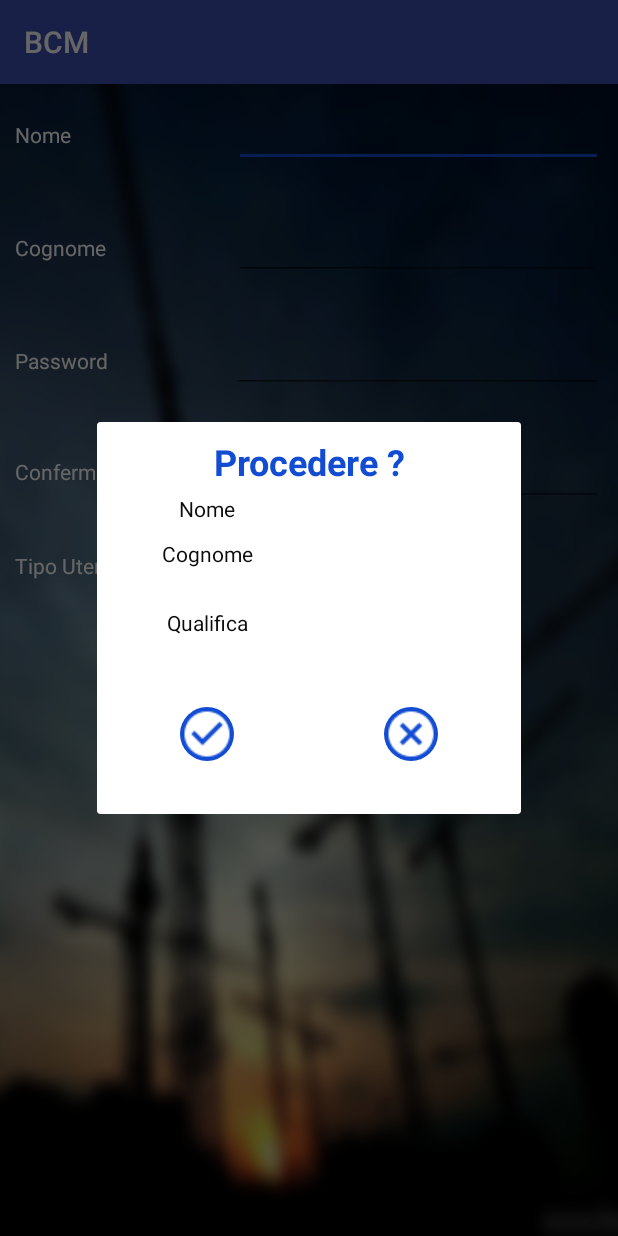
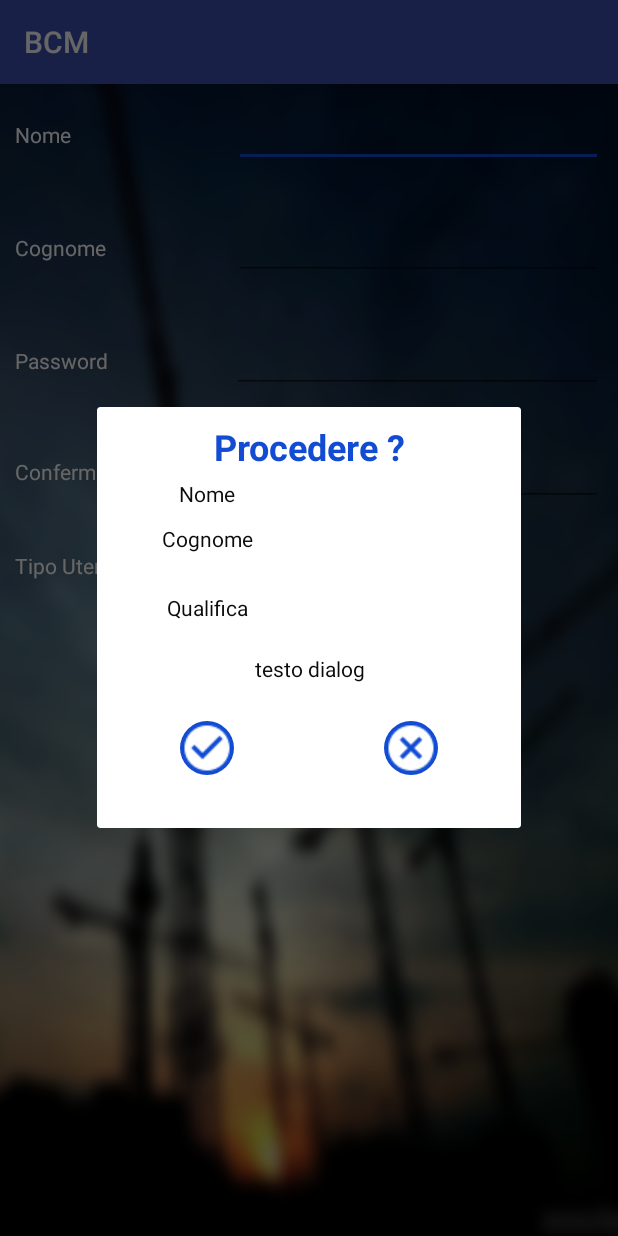
Before and after one commit to albertomaaref/BCM, an Android app: the fragment ConfermaDatiDialog placed in its activity, on a phone screen of 412 x 824 dp. Run offline under Robolectric (Android 15) with nearby library versions, the phone set to English and light mode, and no system bars; our stand-ins replace ButterKnife, Firebase (no records; nobody signed in at launch, a user with empty details on screens opened directly); 1 statement that could not run was skipped.

Commit message:
confermaDatiDialog implementation on all requests

```diff
--- a/app/src/main/java/com/example/alim/bcm/services/ConfermaDatiDialog.java
+++ b/app/src/main/java/com/example/alim/bcm/services/ConfermaDatiDialog.java
@@ -2,6 +2,7 @@ package com.example.alim.bcm.services;
 
 import android.annotation.SuppressLint;
 import android.os.Bundle;
+import android.support.annotation.NonNull;
 import android.support.annotation.Nullable;
 import android.support.v4.app.DialogFragment;
 import android.view.LayoutInflater;
@@ -23,11 +24,15 @@ public class ConfermaDatiDialog extends DialogFragment  {
     TextView tNomeRegister;
     TextView tCognomeRegister;
     TextView tQualificaRegister;
+    TextView tDialog;
     ImageButton bCheck;
     ImageButton bClose;
+    public static final String GENERIC_MESSAGE ="messaggioGenerico";
     private String nome;
     private String cognome;
     private String qualifica;
+    private String modalita = null;
+    private String message = null;
 
 
 
@@ -38,6 +43,14 @@ public class ConfermaDatiDialog extends DialogFragment  {
     }
 
     public ConfermaDatiDialog() {
+    }
+
+    @SuppressLint("ValidFragment")
+    public ConfermaDatiDialog(@NonNull String modalita,@NonNull String message, @NonNull onButtonClickListener onButtonClickListener){
+        this.onButtonClickListener = onButtonClickListener;
+        this.modalita = modalita;
+        this.message = message;
+
     }
 
     @SuppressLint("ValidFragment")
@@ -61,19 +74,35 @@ public class ConfermaDatiDialog extends DialogFragment  {
     @Override
     public void onViewCreated(View view, @Nullable Bundle savedInstanceState) {
         super.onViewCreated(view, savedInstanceState);
+
         tNomeRegister = view.findViewById(R.id.tNomeRegister);
         tCognomeRegister = view.findViewById(R.id.tCognomeRegister);
         tQualificaRegister = view.findViewById(R.id.tQualificaRegister);
+        tDialog = view.findViewById(R.id.tDialog);
         bCheck = view.findViewById(R.id.bCheck);
         bClose = view.findViewById(R.id.bClose);
 
-        tNomeRegister.setText(nome);
-        tCognomeRegister.setText(cognome);
-        tQualificaRegister.setText(qualifica);
+
+
+        if (modalita.equals(GENERIC_MESSAGE)){
+            tCognomeRegister.setVisibility(View.GONE);
+            tNomeRegister.setVisibility(View.GONE);
+            tQualificaRegister.setVisibility(View.GONE);
+            tDialog.setText(message.toUpperCase());
+            tDialog.setVisibility(View.VISIBLE);
+
+        }
+        else {
+            tNomeRegister.setText(nome);
+            tCognomeRegister.setText(cognome);
+            tQualificaRegister.setText(qualifica);
+        }
 
         bCheck.setOnClickListener(new View.OnClickListener() {
             @Override
             public void onClick(View v) {
+                getDialog().dismiss();
+                getDialog().cancel();
                 onButtonClickListener.onCheckClick();
             }
         });
--- a/app/src/main/java/com/example/alim/bcm/utilities/SwipeController.java
+++ b/app/src/main/java/com/example/alim/bcm/utilities/SwipeController.java
@@ -33,7 +33,7 @@ enum ButtonsState {
         private SwipeControllerActions buttonsActions = null;
 
         private String tipoUtente;
-        private static final float buttonWidth = 300;
+        private static final float buttonWidth = 200;
 
         public SwipeController(SwipeControllerActions buttonsActions,String tipoUtente) {
             this.tipoUtente = tipoUtente;
@@ -158,7 +158,7 @@ enum ButtonsState {
         }
 
         private void drawButtons(Canvas c, RecyclerView.ViewHolder viewHolder) {
-            float buttonWidthWithoutPadding = buttonWidth -2;
+            float buttonWidthWithoutPadding = buttonWidth -5;
             float corners = 16;
 
             View itemView = viewHolder.itemView;
--- a/app/src/main/res/layout/activity_gestione_richiesta.xml
+++ b/app/src/main/res/layout/activity_gestione_richiesta.xml
@@ -78,6 +78,7 @@
                 android:layout_height="wrap_content"
                 android:layout_gravity="bottom|center"
                 android:gravity="center"
+                android:padding="10dp"
                 android:textColor="@color/white"
                 android:text="Assegna autista" />
         </LinearLayout>
--- a/app/src/main/res/layout/conferma_dati.xml
+++ b/app/src/main/res/layout/conferma_dati.xml
@@ -92,6 +92,18 @@
             android:layout_weight="1"
             android:text="" />
     </LinearLayout>
+    <LinearLayout
+        android:layout_width="match_parent"
+        android:layout_height="wrap_content">
+        <TextView
+            android:id="@+id/tDialog"
+            android:layout_width="match_parent"
+            android:layout_height="wrap_content"
+            android:layout_gravity="center"
+            android:gravity="center"
+            android:textColor="@color/black"
+            android:text="testo dialog"/>
+    </LinearLayout>
 
     <FrameLayout
         android:layout_width="match_parent"
```
Also changed, not shown: app/src/main/java/com/example/alim/bcm/RootActivity.java (+24 -27 lines), app/src/main/java/com/example/alim/bcm/fragments/MaterialiFragment.java (+19 -4 lines).
